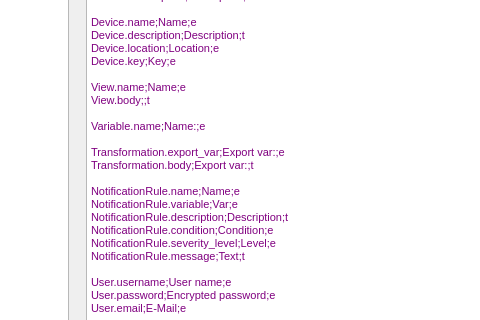
First picture: the form in qt/ReathaDesktop_src/reathadesktop.ui, repository vheinitz/reatha, before the edit; both pictures show x 242 to 722 and y 86 to 406 of the 1069 by 677 pixel window.
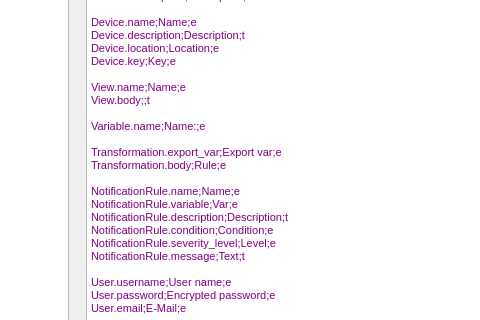
Second picture: the form after the edit.

```diff
--- a/qt/ReathaDesktop_src/reathadesktop.ui
+++ b/qt/ReathaDesktop_src/reathadesktop.ui
@@ -290,8 +290,8 @@
 &lt;p style=&quot;-qt-paragraph-type:empty; margin-top:0px; margin-bottom:0px; margin-left:0px; margin-right:0px; -qt-block-indent:0; text-indent:0px; font-family:'Courier New,courier'; font-size:8pt; color:#800080;&quot;&gt;&lt;br /&gt;&lt;/p&gt;
 &lt;p style=&quot; margin-top:0px; margin-bottom:0px; margin-left:0px; margin-right:0px; -qt-block-indent:0; text-indent:0px;&quot;&gt;&lt;span style=&quot; font-family:'Courier New,courier'; font-size:8pt; color:#800080;&quot;&gt;Variable.name;Name:;e&lt;/span&gt;&lt;/p&gt;
 &lt;p style=&quot;-qt-paragraph-type:empty; margin-top:0px; margin-bottom:0px; margin-left:0px; margin-right:0px; -qt-block-indent:0; text-indent:0px; font-family:'Courier New,courier'; font-size:8pt; color:#800080;&quot;&gt;&lt;br /&gt;&lt;/p&gt;
-&lt;p style=&quot; margin-top:0px; margin-bottom:0px; margin-left:0px; margin-right:0px; -qt-block-indent:0; text-indent:0px;&quot;&gt;&lt;span style=&quot; font-family:'Courier New,courier'; font-size:8pt; color:#800080;&quot;&gt;Transformation.export_var;Export var:;e&lt;/span&gt;&lt;/p&gt;
-&lt;p style=&quot; margin-top:0px; margin-bottom:0px; margin-left:0px; margin-right:0px; -qt-block-indent:0; text-indent:0px;&quot;&gt;&lt;span style=&quot; font-family:'Courier New,courier'; font-size:8pt; color:#800080;&quot;&gt;Transformation.body;Export var:;t&lt;/span&gt;&lt;/p&gt;
+&lt;p style=&quot; margin-top:0px; margin-bottom:0px; margin-left:0px; margin-right:0px; -qt-block-indent:0; text-indent:0px;&quot;&gt;&lt;span style=&quot; font-family:'Courier New,courier'; font-size:8pt; color:#800080;&quot;&gt;Transformation.export_var;Export var;e&lt;/span&gt;&lt;/p&gt;
+&lt;p style=&quot; margin-top:0px; margin-bottom:0px; margin-left:0px; margin-right:0px; -qt-block-indent:0; text-indent:0px;&quot;&gt;&lt;span style=&quot; font-family:'Courier New,courier'; font-size:8pt; color:#800080;&quot;&gt;Transformation.body;Rule;e&lt;/span&gt;&lt;/p&gt;
 &lt;p style=&quot;-qt-paragraph-type:empty; margin-top:0px; margin-bottom:0px; margin-left:0px; margin-right:0px; -qt-block-indent:0; text-indent:0px; font-family:'Courier New,courier'; font-size:8pt; color:#800080;&quot;&gt;&lt;br /&gt;&lt;/p&gt;
 &lt;p style=&quot; margin-top:0px; margin-bottom:0px; margin-left:0px; margin-right:0px; -qt-block-indent:0; text-indent:0px;&quot;&gt;&lt;span style=&quot; font-family:'Courier New,courier'; font-size:8pt; color:#800080;&quot;&gt;NotificationRule.name;Name;e&lt;/span&gt;&lt;/p&gt;
 &lt;p style=&quot; margin-top:0px; margin-bottom:0px; margin-left:0px; margin-right:0px; -qt-block-indent:0; text-indent:0px;&quot;&gt;&lt;span style=&quot; font-family:'Courier New,courier'; font-size:8pt; color:#800080;&quot;&gt;NotificationRule.variable;Var;e&lt;/span&gt;&lt;/p&gt;
```
